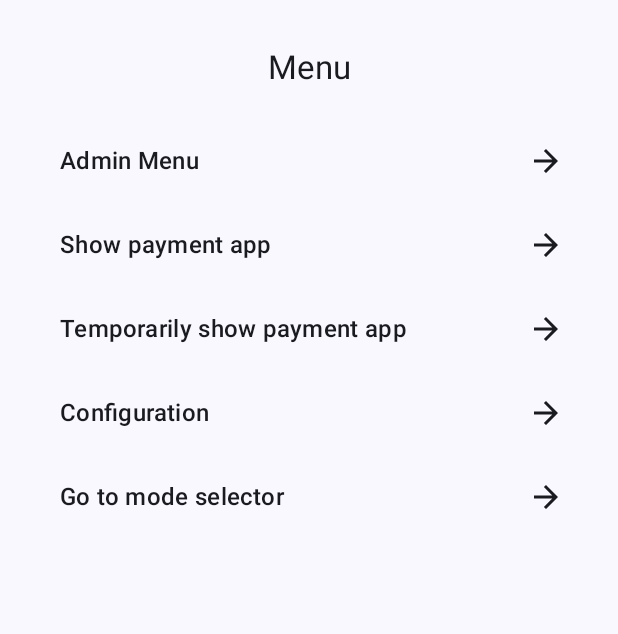
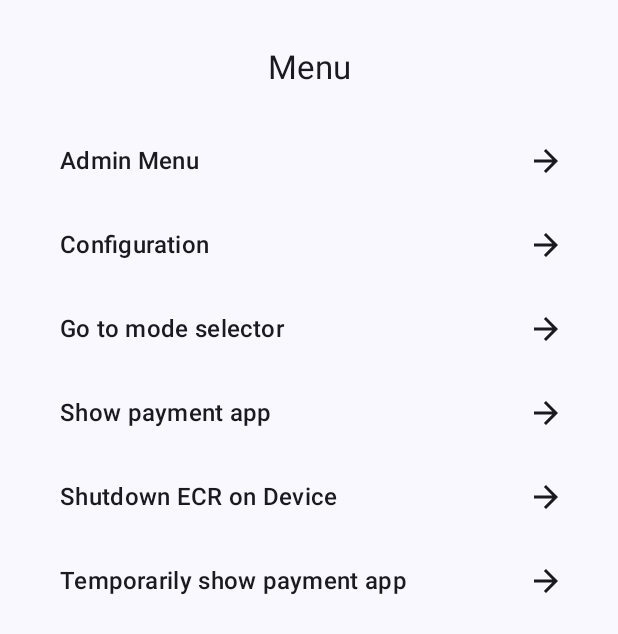
Before and after one commit to PayEx/pax-ecr-on-device, an Android app built with Jetpack Compose: the composable AdminMenu shown on its own in the app's theme, after a tap on "Admin Menu", on a phone screen of 412 x 824 dp. Shown: the top 634 px of the screen. Run offline under Robolectric (Android 15) with nearby library versions, the phone set to English and light mode, and no system bars.

Commit message:
Can now shut down the ECR on Device application

```diff
--- a/app/src/main/java/com/pax/ecr/app/AdminAction.kt
+++ b/app/src/main/java/com/pax/ecr/app/AdminAction.kt
@@ -8,4 +8,5 @@ enum class AdminAction {
     OPEN_CONFIG_MENU,
     TEMPORARY_SHOW,
     MODE_SELECTOR,
+    SHUTDOWN,
 }
--- a/app/src/main/java/com/pax/ecr/app/MainActivity.kt
+++ b/app/src/main/java/com/pax/ecr/app/MainActivity.kt
@@ -177,6 +177,10 @@ class MainActivity : ComponentActivity() {
             AdminAction.MODE_SELECTOR -> {
                 selectedMode = null
             }
+
+            AdminAction.SHUTDOWN -> {
+                this.finishAndRemoveTask()
+            }
         }
     }
 
--- a/app/src/main/java/com/pax/ecr/app/ui/screen/common/AdminMenu.kt
+++ b/app/src/main/java/com/pax/ecr/app/ui/screen/common/AdminMenu.kt
@@ -48,10 +48,11 @@ fun AdminMenu(
             modifier = Modifier.padding(vertical = 24.dp),
         ) {
             AdminMenuButton("Admin Menu") { actionHandler(AdminAction.OPEN_ADMIN_MENU) }
-            AdminMenuButton("Show payment app") { actionHandler(AdminAction.MOVE_TO_FRONT) }
-            AdminMenuButton("Temporarily show payment app") { actionHandler(AdminAction.TEMPORARY_SHOW) }
             AdminMenuButton("Configuration") { actionHandler(AdminAction.OPEN_CONFIG_MENU) }
             AdminMenuButton("Go to mode selector") { actionHandler(AdminAction.MODE_SELECTOR) }
+            AdminMenuButton("Show payment app") { actionHandler(AdminAction.MOVE_TO_FRONT) }
+            AdminMenuButton("Shutdown ECR on Device") { actionHandler(AdminAction.SHUTDOWN) }
+            AdminMenuButton("Temporarily show payment app") { actionHandler(AdminAction.TEMPORARY_SHOW) }
         }
     }
 }
```
